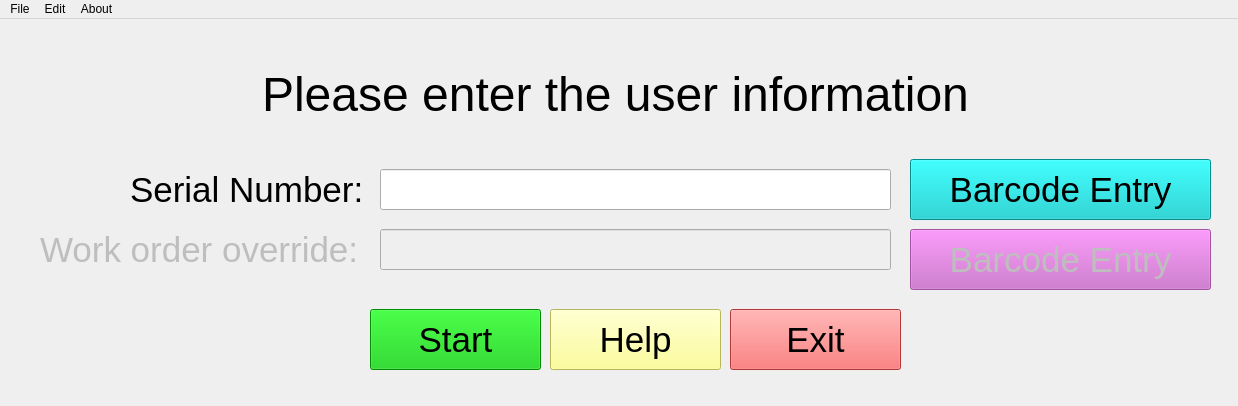
Qt form window/SBT_window.ui (JewellInstruments/Ruby_Program) before a commit.
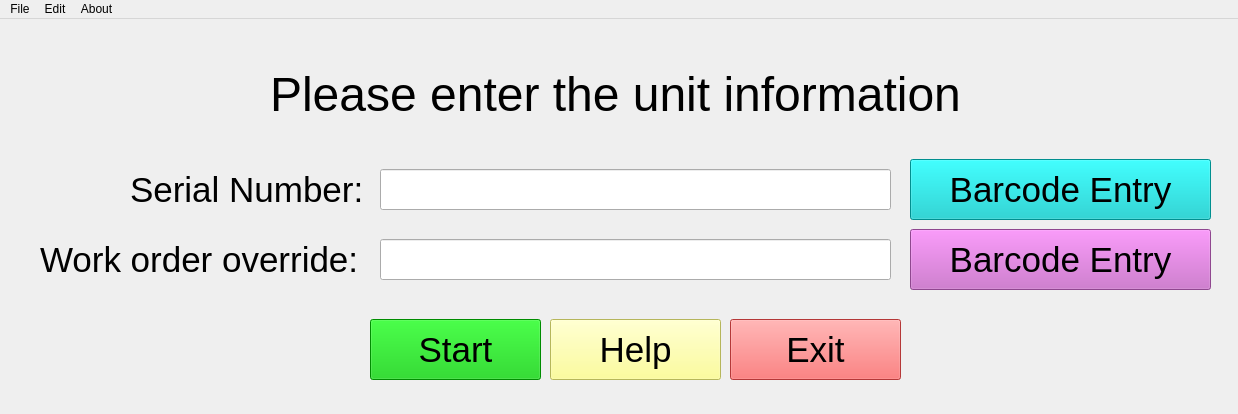
The same form after that commit.

Diff of the .ui file:
```diff
--- a/window/SBT_window.ui
+++ b/window/SBT_window.ui
@@ -7,7 +7,7 @@
     <x>0</x>
     <y>0</y>
     <width>1238</width>
-    <height>406</height>
+    <height>414</height>
    </rect>
   </property>
   <property name="windowTitle">
@@ -29,7 +29,7 @@
      </font>
     </property>
     <property name="text">
-     <string>Please enter the user information</string>
+     <string>Please enter the unit information</string>
     </property>
     <property name="alignment">
      <set>Qt::AlignCenter</set>
@@ -39,7 +39,7 @@
     <property name="geometry">
      <rect>
       <x>370</x>
-      <y>290</y>
+      <y>300</y>
       <width>171</width>
       <height>61</height>
      </rect>
@@ -60,7 +60,7 @@
     <property name="geometry">
      <rect>
       <x>550</x>
-      <y>290</y>
+      <y>300</y>
       <width>171</width>
       <height>61</height>
      </rect>
@@ -81,7 +81,7 @@
     <property name="geometry">
      <rect>
       <x>730</x>
-      <y>290</y>
+      <y>300</y>
       <width>171</width>
       <height>61</height>
      </rect>
@@ -163,12 +163,12 @@
    </widget>
    <widget class="QLineEdit" name="work_order_le">
     <property name="enabled">
-     <bool>false</bool>
+     <bool>true</bool>
     </property>
     <property name="geometry">
      <rect>
       <x>380</x>
-      <y>210</y>
+      <y>220</y>
       <width>511</width>
       <height>41</height>
      </rect>
@@ -184,7 +184,7 @@
    </widget>
    <widget class="QPushButton" name="wo_barcode_pb">
     <property name="enabled">
-     <bool>false</bool>
+     <bool>true</bool>
     </property>
     <property name="geometry">
      <rect>
@@ -208,12 +208,12 @@
    </widget>
    <widget class="QLabel" name="label_15">
     <property name="enabled">
-     <bool>false</bool>
+     <bool>true</bool>
     </property>
     <property name="geometry">
      <rect>
       <x>40</x>
-      <y>210</y>
+      <y>220</y>
       <width>331</width>
       <height>41</height>
      </rect>
```
